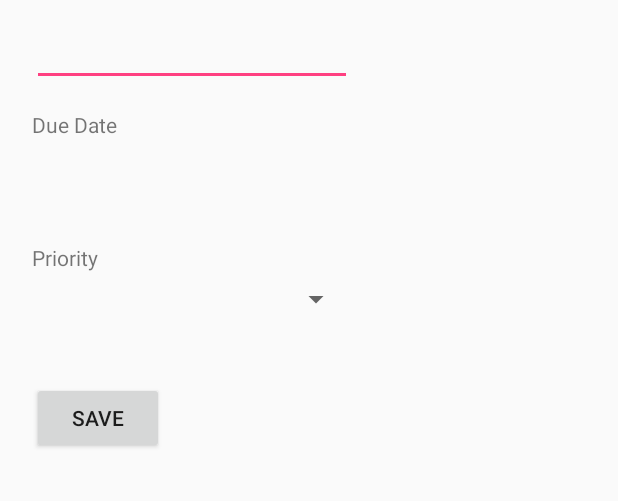
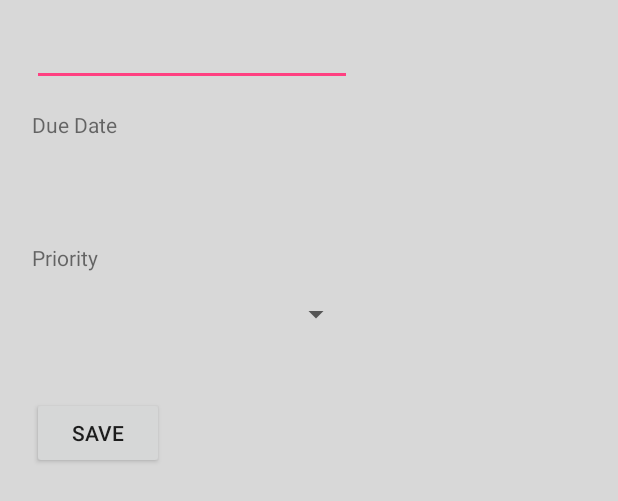
Before and after one commit to david-shao/codepath-app0, an Android app: the layout fragment_edit_item.xml on its own in the app's theme, with its tools: preview values and no code run, on a phone screen of 412 x 824 dp. Shown: the top 501 px of the screen. Run offline under Robolectric (Android 15) with nearby library versions, the phone set to English and light mode, and no system bars.

Commit message:
playing around with colors

```diff
--- a/app/src/main/res/layout/fragment_edit_item.xml
+++ b/app/src/main/res/layout/fragment_edit_item.xml
@@ -54,17 +54,6 @@
         android:layout_alignRight="@+id/tvDate"
         android:layout_alignEnd="@+id/tvDate" />
 
-    <Spinner
-        android:layout_width="match_parent"
-        android:layout_height="wrap_content"
-        android:id="@+id/spPriority"
-        android:layout_marginTop="6dp"
-        android:layout_below="@+id/tvPriority"
-        android:layout_alignLeft="@+id/tvPriority"
-        android:layout_alignStart="@+id/tvPriority"
-        android:layout_alignRight="@+id/tvDate"
-        android:layout_alignEnd="@+id/tvDate" />
-
     <Button
         android:text="@string/save"
         android:layout_width="wrap_content"
@@ -77,5 +66,16 @@
         android:layout_alignParentLeft="true"
         android:layout_alignParentStart="true" />
 
+    <Spinner
+        android:layout_width="match_parent"
+        android:layout_height="wrap_content"
+        android:id="@+id/spPriority"
+        android:layout_marginTop="16dp"
+        android:layout_below="@+id/tvPriority"
+        android:layout_alignLeft="@+id/tvPriority"
+        android:layout_alignStart="@+id/tvPriority"
+        android:layout_alignRight="@+id/tvPriority"
+        android:layout_alignEnd="@+id/tvPriority" />
+
 
 </RelativeLayout>
--- a/app/src/main/res/values/colors.xml
+++ b/app/src/main/res/values/colors.xml
@@ -6,4 +6,6 @@
     <color name="highPriority">#DF4141</color>
     <color name="medPriority">#F5DF32</color>
     <color name="lowPriority">#5DD55F</color>
+    <color name="darkGray">#A4A4A4</color>
+    <color name="lightGray">#D8D8D8</color>
 </resources>
--- a/app/src/main/res/values/styles.xml
+++ b/app/src/main/res/values/styles.xml
@@ -6,6 +6,12 @@
         <item name="colorPrimary">@color/colorPrimary</item>
         <item name="colorPrimaryDark">@color/colorPrimaryDark</item>
         <item name="colorAccent">@color/colorAccent</item>
+        <item name="android:background">@color/lightGray</item>
+    </style>
+
+    <!-- Dialog theme -->
+    <style name="AppDialogTheme" parent="Theme.AppCompat.Light.Dialog">
+        <item name="android:background">@color/lightGray</item>
     </style>
 
 </resources>
```
Also changed, not shown: 1 other file.
